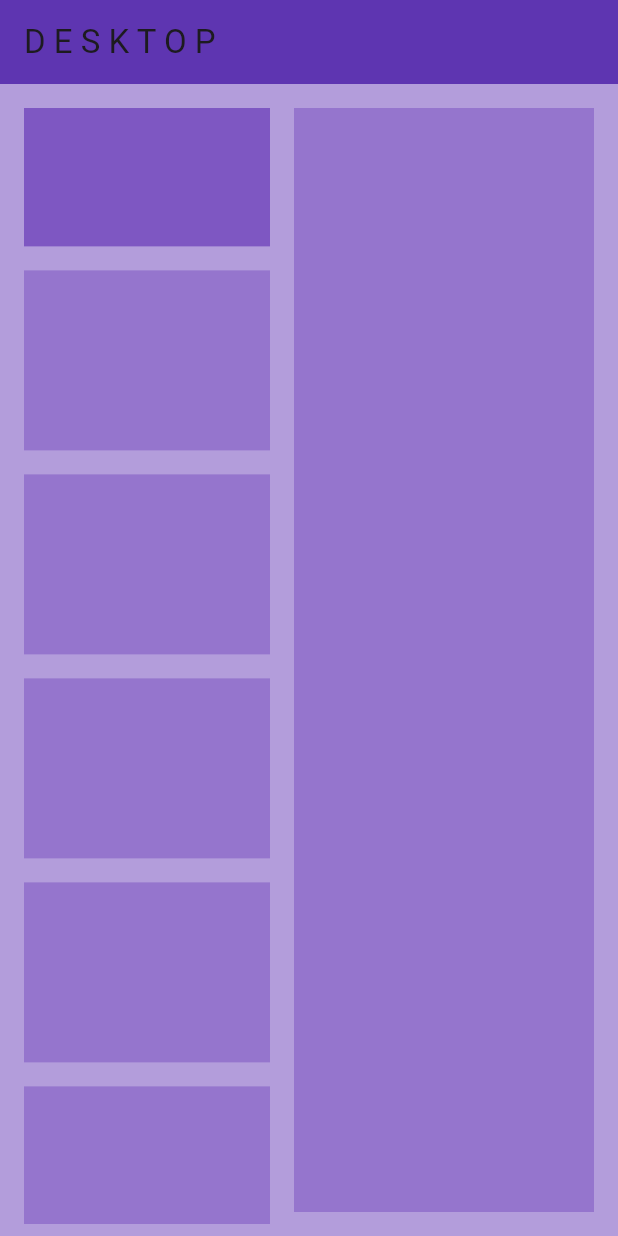
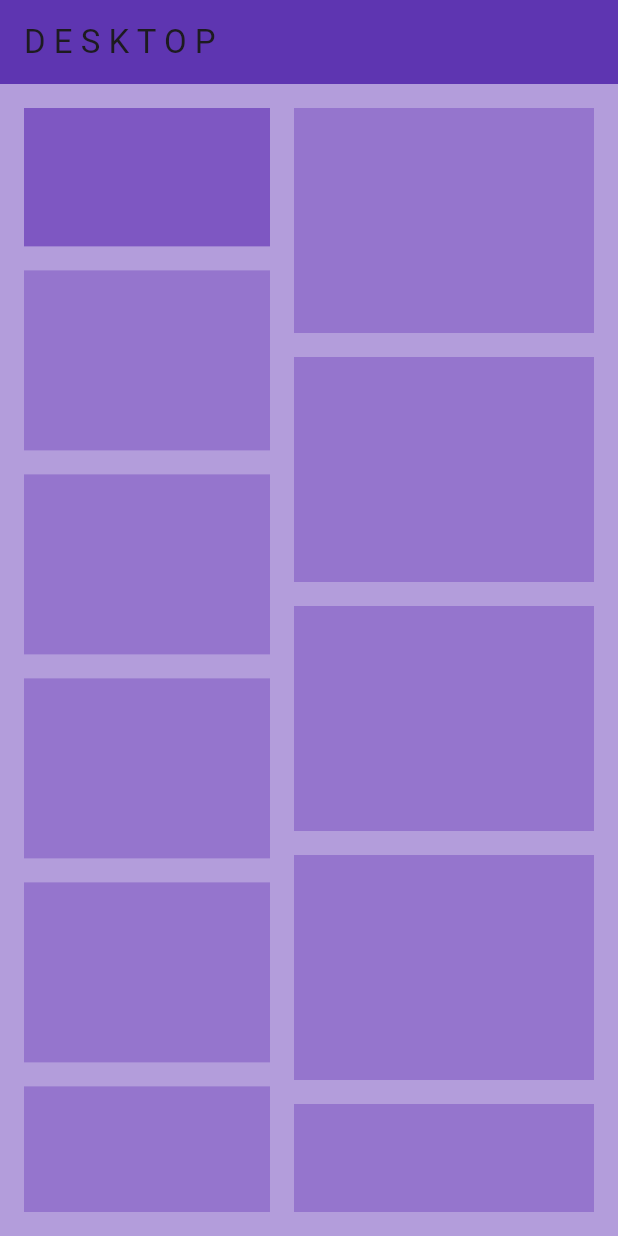
Before and after one commit to kellsaro/responsive_design_layout_like_youtube_app, a Flutter app: the DesktopBody screen opened directly, on a phone screen of 412 x 824 dp. Run offline on Flutter 3.47's test engine with Material 3 defaults, Android fonts, the phone set to English and light mode, and no system bars.

Commit message:
Fix video section

```diff
--- a/lib/responsive/desktop_body.dart
+++ b/lib/responsive/desktop_body.dart
@@ -31,8 +31,10 @@ class DesktopBody extends StatelessWidget {
                     ),
                   ),
 
-                  // comment section
+                  // comments section
                   Expanded(
+                    child: Padding(
+                      padding: const EdgeInsets.only(bottom: 8.0),
                       child: ListView.builder(
                         itemCount: 8,
                         itemBuilder: (context, index) {
@@ -46,16 +48,28 @@ class DesktopBody extends StatelessWidget {
                         },
                       ),
                     ),
+                  ),
                 ],
               ),
             ),
 
-            // recommended videos
+            // second column: recommended videos
             Padding(
               padding: const EdgeInsets.all(8.0),
               child: Container(
                 width: 200,
+                child: ListView.builder(
+                  itemCount: 8,
+                  itemBuilder: (context, index) {
+                    return Padding(
+                      padding: const EdgeInsets.only(bottom: 16.0),
+                      child: Container(
                         color: Colors.deepPurple[300],
+                        height: 150,
+                      ),
+                    );
+                  },
+                ),
               ),
             ),
           ],
```
Lines whose indentation alone changed are shown as unchanged.
